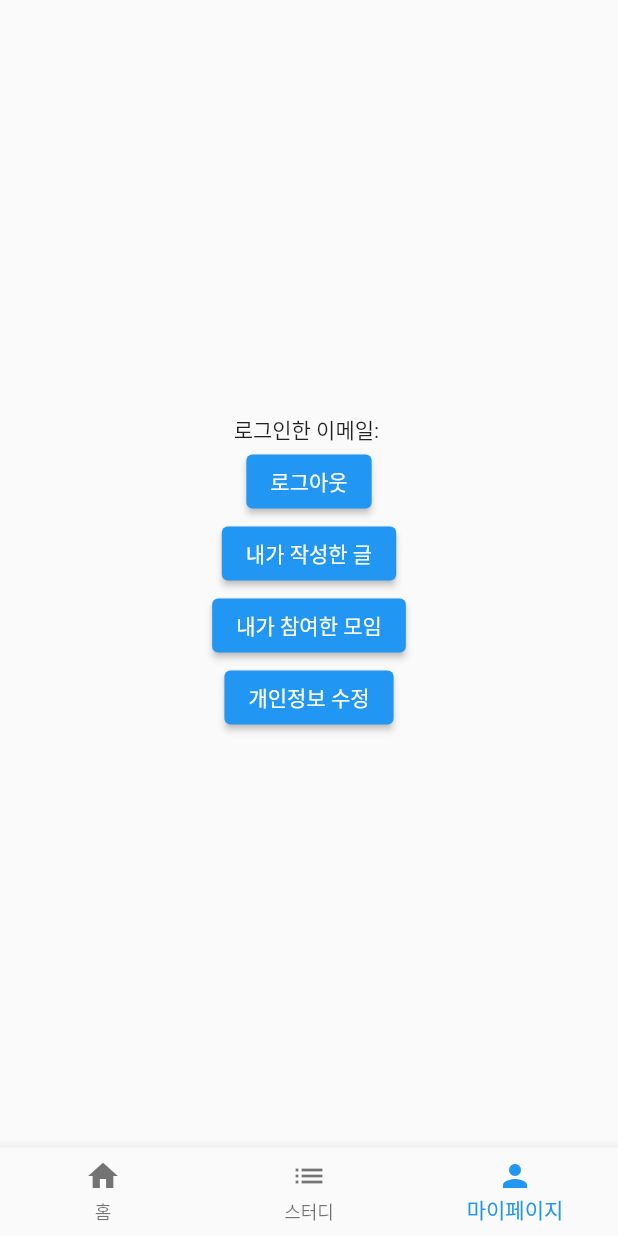
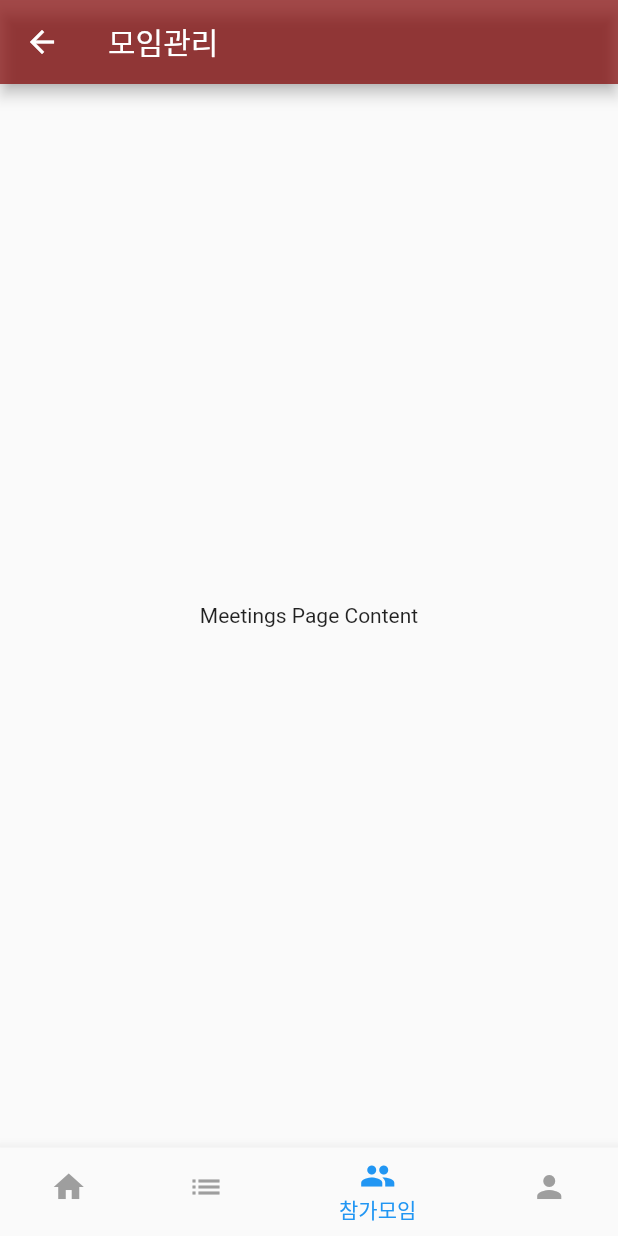
Before and after one commit to KangminNa/kus_study_together, a Flutter app: the BottomNavigation screen opened directly, swiped to page 3, on a phone screen of 412 x 824 dp. Run offline on Flutter 3.47's test engine with Material 2 defaults, Android fonts, the light colour scheme and no system bars; our stand-ins replace cloud_firestore, firebase_auth, firebase_core, table_calendar; accounts and stored records are empty.

Commit message:
Feat : 메모 리스트 뷰 구현 및 파일 이름 직관적으로 정리

```diff
--- /dev/null
+++ b/lib/screens/meetings.dart
@@ -0,0 +1,20 @@
+// meetings.dart
+
+import 'package:flutter/material.dart';
+
+class Meetings extends StatelessWidget {
+  const Meetings({super.key});
+
+  @override
+  Widget build(BuildContext context) {
+    return Scaffold(
+      appBar: AppBar(
+        title: const Text('모임관리'),
+        backgroundColor: const Color.fromRGBO(128, 0, 0, 0.7),
+      ),
+      body: const Center(
+        child: Text('Meetings Page Content'),
+      ),
+    );
+  }
+}
--- a/lib/screens/third_mypage.dart
+++ /dev/null
@@ -1,53 +0,0 @@
-import 'package:flutter/material.dart';
-import 'package:firebase_auth/firebase_auth.dart';
-import 'package:kus_study_together/screens/login_screen.dart'; // 로그인 화면 파일 임포트
-
-class ThirdMyPage extends StatelessWidget {
-  const ThirdMyPage({super.key});
-
-  // 로그아웃 함수
-  Future<void> _signOut(BuildContext context) async {
-    try {
-      await FirebaseAuth.instance.signOut(); // Firebase Authentication으로 로그아웃
-      Navigator.of(context).pushReplacement(
-        MaterialPageRoute(
-          builder: (context) => const LoginScreen(), // 로그인 화면으로 이동
-        ),
-      );
-    } catch (e) {
-      print('로그아웃 실패: $e');
-    }
-  }
-
-  @override
-  Widget build(BuildContext context) {
-    User? user = FirebaseAuth.instance.currentUser;
-
-    return Center(
-      child: Column(
-        mainAxisAlignment: MainAxisAlignment.center,
-        children: [
-          Text('로그인한 이메일: ${user?.email ?? '로그인되지 않았습니다'}'), // 로그인한 이메일 표시
-          ElevatedButton(
-            onPressed: () {
-              _signOut(context); // 로그아웃 함수 호출
-            },
-            child: const Text('로그아웃'),
-          ),
-          ElevatedButton(
-            onPressed: () {},
-            child: const Text('내가 작성한 글'),
-          ),
-          ElevatedButton(
-            onPressed: () {},
-            child: const Text('내가 참여한 모임'),
-          ),
-          ElevatedButton(
-            onPressed: () {},
-            child: const Text('개인정보 수정'),
-          ),
-        ],
-      ),
-    );
-  }
-}
--- a/lib/widgets/bottom_navigation.dart
+++ b/lib/widgets/bottom_navigation.dart
@@ -1,7 +1,8 @@
 import 'package:flutter/material.dart';
-import 'package:kus_study_together/screens/first_main.dart';
-import 'package:kus_study_together/screens/second_listview.dart';
-import 'package:kus_study_together/screens/third_mypage.dart';
+import 'package:kus_study_together/screens/home.dart';
+import 'package:kus_study_together/screens/meetings.dart';
+import 'package:kus_study_together/screens/studylist.dart';
+import 'package:kus_study_together/screens/mypage.dart';
 
 class BottomNavigation extends StatefulWidget {
   const BottomNavigation({Key? key}) : super(key: key);
@@ -14,9 +15,10 @@ class _BottomNavigationState extends State<BottomNavigation> {
   int _currentIndex = 0;
   final PageController _pageController = PageController(initialPage: 0);
   final List<Widget> _pages = [
-    const FirstMain(),
-    const SecondListView(),
-    const ThirdMyPage(),
+    const Home(),
+    const StudyList(),
+    const Meetings(),
+    const MyPage(),
   ];
 
   @override
@@ -35,6 +37,10 @@ class _BottomNavigationState extends State<BottomNavigation> {
         ),
         bottomNavigationBar: BottomNavigationBar(
           currentIndex: _currentIndex,
+          selectedItemColor: Colors.blue, // Set the color for selected item
+          unselectedItemColor:
+              Colors.grey, // Set the color for unselected items
+          backgroundColor: Colors.white, // Set the background color
           onTap: (index) {
             setState(() {
               _currentIndex = index;
@@ -49,6 +55,10 @@ class _BottomNavigationState extends State<BottomNavigation> {
             BottomNavigationBarItem(
               icon: Icon(Icons.list),
               label: '스터디',
+            ),
+            BottomNavigationBarItem(
+              icon: Icon(Icons.group),
+              label: '참가모임',
             ),
             BottomNavigationBarItem(
               icon: Icon(Icons.person),
```
Also changed, not shown: lib/screens/home.dart (renamed from lib/screens/first_main.dart, +10 -4 lines), lib/screens/mypage.dart (added, +72 -0 lines), lib/screens/studylist.dart (renamed from lib/screens/second_listview.dart, +6 -2 lines), lib/widgets/CalendarMemoWidget.dart (+57 -15 lines).
